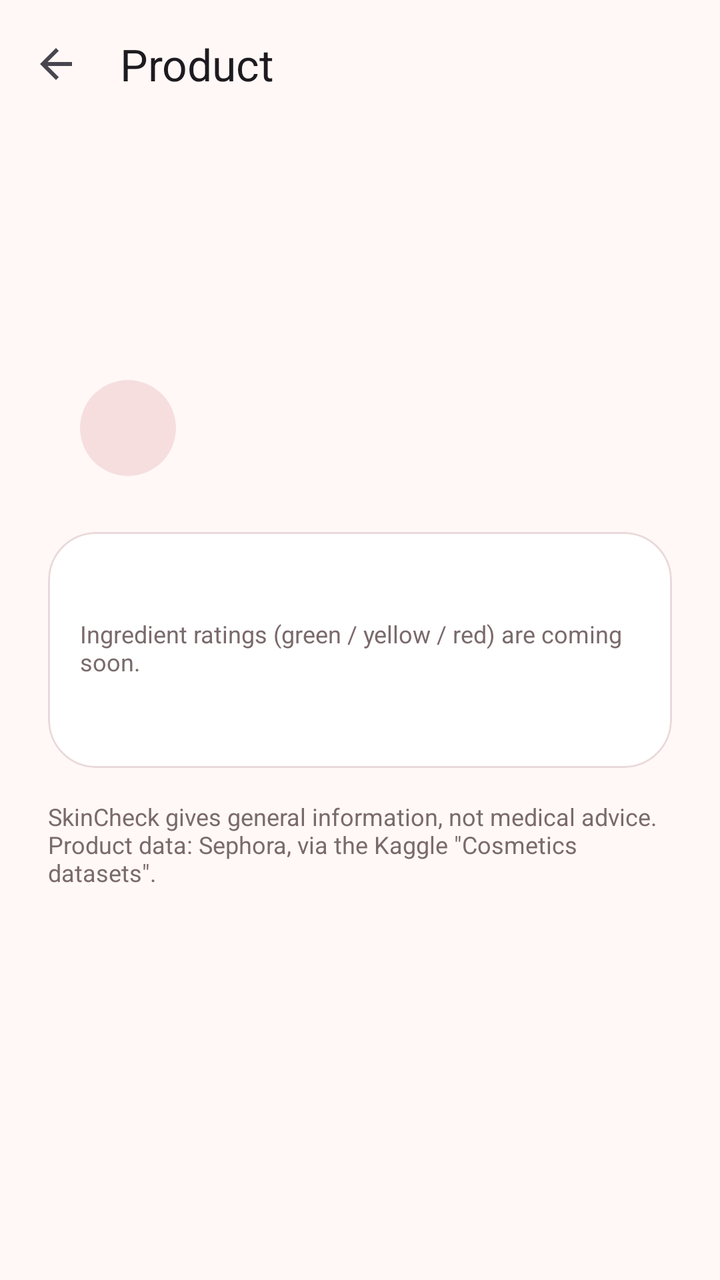
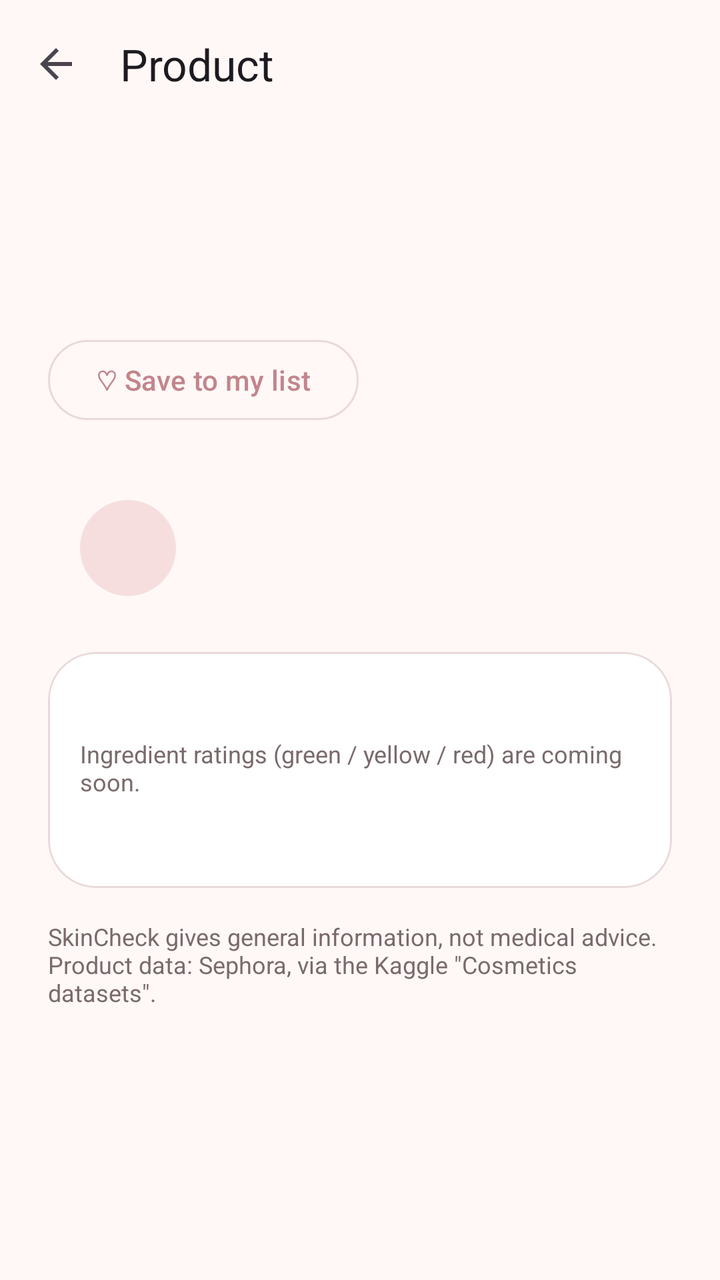

The first picture is an Android layout as it rendered before a commit; the second is the same layout after the commit. The layout source and the unified diff follow.
<!-- AndroidManifest.xml: application theme Theme.SkinCheck -->
<!-- res/layout/fragment_product.xml -->
<?xml version="1.0" encoding="utf-8"?>
<LinearLayout xmlns:android="http://schemas.android.com/apk/res/android"
    xmlns:app="http://schemas.android.com/apk/res-auto"
    android:layout_width="match_parent"
    android:layout_height="match_parent"
    android:orientation="vertical">

    <com.google.android.material.appbar.MaterialToolbar
        android:id="@+id/toolbar"
        android:layout_width="match_parent"
        android:layout_height="?attr/actionBarSize"
        app:navigationIcon="?attr/homeAsUpIndicator"
        app:title="@string/product_title" />

    <ScrollView
        android:layout_width="match_parent"
        android:layout_height="0dp"
        android:layout_weight="1">

        <LinearLayout
            android:layout_width="match_parent"
            android:layout_height="wrap_content"
            android:orientation="vertical"
            android:paddingStart="24dp"
            android:paddingTop="8dp"
            android:paddingEnd="24dp"
            android:paddingBottom="24dp">

            <TextView
                android:id="@+id/txt_brand"
                android:layout_width="wrap_content"
                android:layout_height="wrap_content"
                android:letterSpacing="0.08"
                android:textAllCaps="true"
                android:textColor="@color/rose_dark"
                android:textSize="13sp"
                android:textStyle="bold" />

            <TextView
                android:id="@+id/txt_name"
                android:layout_width="match_parent"
                android:layout_height="wrap_content"
                android:layout_marginTop="4dp"
                android:fontFamily="serif"
                android:textColor="@color/ink"
                android:textSize="26sp"
                android:textStyle="bold" />

            <TextView
                android:id="@+id/txt_meta"
                android:layout_width="wrap_content"
                android:layout_height="wrap_content"
                android:layout_marginTop="6dp"
                android:textColor="@color/ink_soft" />

            
            <com.google.android.material.card.MaterialCardView
                android:id="@+id/card_match"
                android:layout_width="match_parent"
                android:layout_height="wrap_content"
                android:layout_marginTop="20dp"
                app:cardCornerRadius="24dp"
                app:cardElevation="0dp"
                app:strokeWidth="0dp">

                <LinearLayout
                    android:layout_width="match_parent"
                    android:layout_height="wrap_content"
                    android:gravity="center_vertical"
                    android:orientation="horizontal"
                    android:padding="16dp">

                    <TextView
                        android:id="@+id/txt_match_icon"
                        android:layout_width="48dp"
                        android:layout_height="48dp"
                        android:background="@drawable/bg_avatar"
                        android:gravity="center"
                        android:textColor="@color/white"
                        android:textSize="24sp"
                        android:textStyle="bold" />

                    <LinearLayout
                        android:layout_width="0dp"
                        android:layout_height="wrap_content"
                        android:layout_marginStart="16dp"
                        android:layout_weight="1"
                        android:orientation="vertical">

                        <TextView
                            android:id="@+id/txt_match_title"
                            android:layout_width="wrap_content"
                            android:layout_height="wrap_content"
                            android:textSize="18sp"
                            android:textStyle="bold" />

                        <TextView
                            android:id="@+id/txt_match_desc"
                            android:layout_width="wrap_content"
                            android:layout_height="wrap_content"
                            android:layout_marginTop="2dp"
                            android:textColor="@color/ink" />
                    </LinearLayout>
                </LinearLayout>
            </com.google.android.material.card.MaterialCardView>

            
            <com.google.android.material.card.MaterialCardView
                style="@style/Widget.Material3.CardView.Outlined"
                android:layout_width="match_parent"
                android:layout_height="wrap_content"
                android:layout_marginTop="12dp"
                app:cardBackgroundColor="@color/white"
                app:cardCornerRadius="24dp"
                app:strokeColor="@color/line">

                <LinearLayout
                    android:layout_width="match_parent"
                    android:layout_height="wrap_content"
                    android:orientation="vertical"
                    android:padding="16dp">

                    <TextView
                        android:id="@+id/txt_ingredients_title"
                        android:layout_width="wrap_content"
                        android:layout_height="wrap_content"
                        android:fontFamily="serif"
                        android:textSize="18sp"
                        android:textStyle="bold" />

                    <TextView
                        android:layout_width="wrap_content"
                        android:layout_height="wrap_content"
                        android:layout_marginTop="2dp"
                        android:text="@string/product_ingredients_hint"
                        android:textColor="@color/ink_soft"
                        android:textSize="12sp" />

                    <TextView
                        android:id="@+id/txt_ingredients"
                        android:layout_width="match_parent"
                        android:layout_height="wrap_content"
                        android:layout_marginTop="10dp"
                        android:lineSpacingExtra="4dp"
                        android:textColor="@color/ink"
                        android:textIsSelectable="true" />
                </LinearLayout>
            </com.google.android.material.card.MaterialCardView>

            <TextView
                android:layout_width="wrap_content"
                android:layout_height="wrap_content"
                android:layout_marginTop="16dp"
                android:text="@string/product_disclaimer"
                android:textColor="@color/ink_soft"
                android:textSize="12sp" />
        </LinearLayout>
    </ScrollView>
</LinearLayout>
<!-- resources referenced by this layout -->
<resources>
  <color name="ink">#FF2B1F21</color>
  <color name="ink_soft">#FF7A6A6C</color>
  <color name="line">#FFEAD9DA</color>
  <color name="rose_dark">#FF9E5F67</color>
  <color name="white">#FFFFFFFF</color>
  <!-- drawable bg_avatar (drawable) -->
  <?xml version="1.0" encoding="utf-8"?>
  <shape xmlns:android="http://schemas.android.com/apk/res/android"
      android:shape="oval">
      <solid android:color="@color/rose_light" />
  </shape>
  <string name="product_disclaimer">SkinCheck gives general information, not medical advice. Product data: Sephora, via the Kaggle \"Cosmetics datasets\".</string>
  <string name="product_ingredients_hint">Ingredient ratings (green / yellow / red) are coming soon.</string>
  <string name="product_title">Product</string>
  <style name="Theme.SkinCheck" parent="Base.Theme.SkinCheck" />
  <color name="rose_light">#FFF6DEDF</color>
  <style name="Base.Theme.SkinCheck" parent="Theme.Material3.Light.NoActionBar">
          
          <item name="colorPrimary">@color/rose</item>
          <item name="colorOnPrimary">@color/white</item>
          <item name="colorPrimaryContainer">@color/rose_light</item>
          <item name="colorOnPrimaryContainer">@color/plum</item>
  
          
          <item name="colorSecondaryContainer">@color/rose_light</item>
          <item name="colorOnSecondaryContainer">@color/plum</item>
  
          
          <item name="android:colorBackground">@color/cream</item>
          <item name="colorSurface">@color/cream</item>
          <item name="colorSurfaceContainer">@color/white</item>
          <item name="colorOnSurface">@color/ink</item>
          <item name="colorOnSurfaceVariant">@color/ink_soft</item>
          <item name="colorOutline">@color/line</item>
      </style>
  <color name="rose">#FFC2858C</color>
  <color name="plum">#FF5B2B33</color>
  <color name="cream">#FFFFF8F6</color>
</resources>

<!-- the commit's change to res/layout/fragment_product.xml (unified diff, before → after) -->
@@ -52,6 +52,16 @@
                 android:layout_height="wrap_content"
                 android:layout_marginTop="6dp"
                 android:textColor="@color/ink_soft" />
+
+
+            <com.google.android.material.button.MaterialButton
+                android:id="@+id/btn_favorite"
+                style="@style/Widget.Material3.Button.OutlinedButton"
+                android:layout_width="wrap_content"
+                android:layout_height="wrap_content"
+                android:layout_marginTop="12dp"
+                android:text="@string/btn_save"
+                app:cornerRadius="24dp" />
 
             
             <com.google.android.material.card.MaterialCardView
<!-- resource entries referenced after the edit -->
@@ -11,6 +11,7 @@
       android:shape="oval">
       <solid android:color="@color/rose_light" />
   </shape>
+  <string name="btn_save">♡ Save to my list</string>
   <string name="product_disclaimer">SkinCheck gives general information, not medical advice. Product data: Sephora, via the Kaggle \"Cosmetics datasets\".</string>
   <string name="product_ingredients_hint">Ingredient ratings (green / yellow / red) are coming soon.</string>
   <string name="product_title">Product</string>
